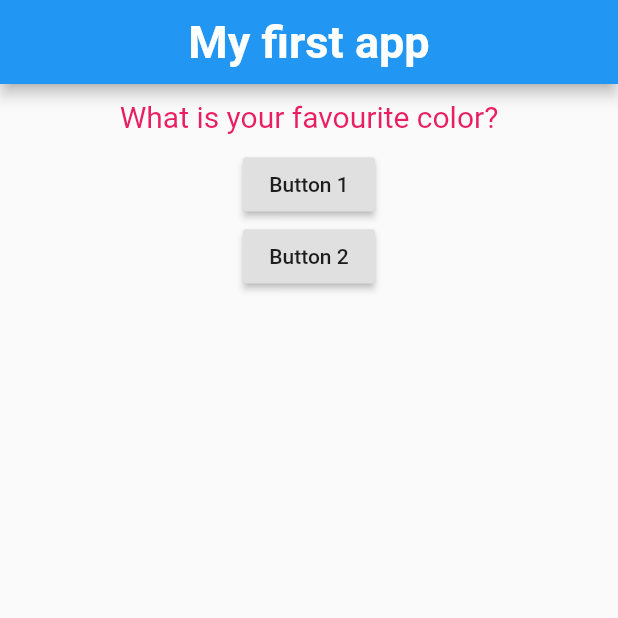
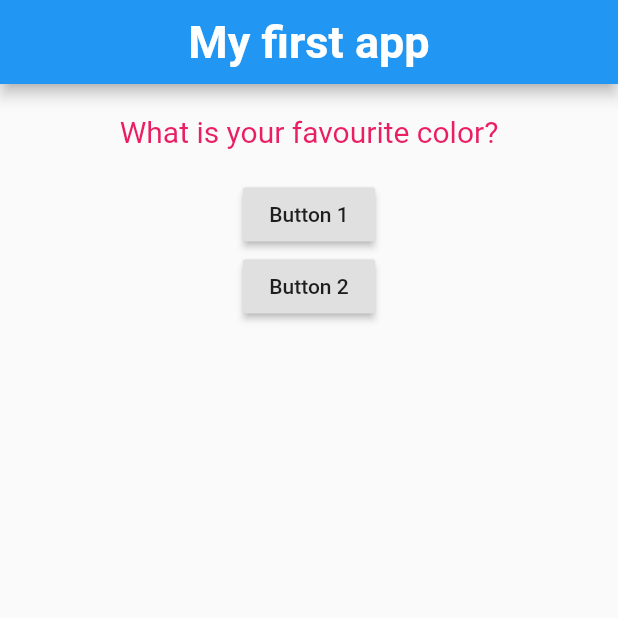
Before and after one commit to Rishabh97-dev/FlutterProj, a Flutter app: the screen it shows after launch, on a phone screen of 412 x 824 dp, the top half of it. Run offline on Flutter 3.47's test engine with Material 2 defaults, Android fonts, the phone set to English and light mode, and no system bars.

Commit message:
Another commit

```diff
--- a/lib/question.dart
+++ b/lib/question.dart
@@ -1,7 +1,7 @@
 import 'package:flutter/material.dart';
 
 class Question extends StatelessWidget {
-  final questionText;
+  final String questionText;
 
   Question(this.questionText);
 
@@ -10,6 +10,7 @@ class Question extends StatelessWidget {
     return Container(
       width: double.infinity,
       margin: EdgeInsets.all(10),
+      padding: EdgeInsets.all(10),
       child: Text(
         questionText,
         style: TextStyle(
```
